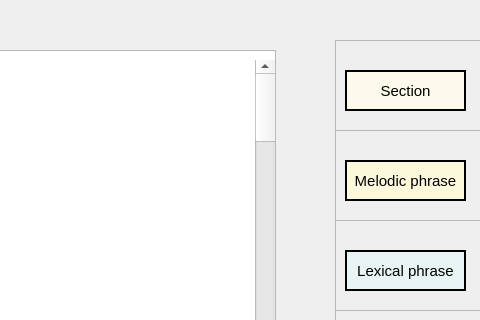
The window that ui/song-xml_editor.ui (uU-Uuu/song-xml-editor) describes before a commit, drawn with Qt 5; both pictures show x 125 to 605 and y 0 to 320 of the 1192 by 859 pixel window.
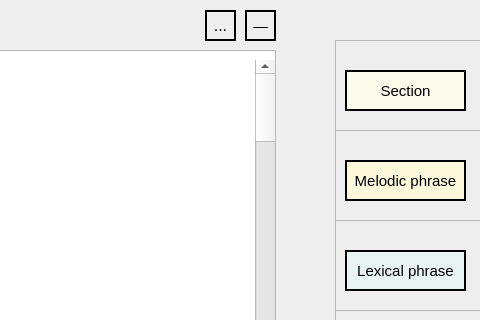
The same window after the commit.

Commit message: added delete node feature, started edit node feature

```diff
--- a/ui/song-xml_editor.ui
+++ b/ui/song-xml_editor.ui
@@ -1200,6 +1200,44 @@
      <string>Cancel</string>
     </property>
    </widget>
+   <widget class="QToolButton" name="deleteNodeBtn">
+    <property name="geometry">
+     <rect>
+      <x>370</x>
+      <y>10</y>
+      <width>31</width>
+      <height>31</height>
+     </rect>
+    </property>
+    <property name="styleSheet">
+     <string notr="true">font: 63 8pt &quot;Yu Mincho Demibold&quot;;
+font-size: 15px;
+border: 2px solid black;
+</string>
+    </property>
+    <property name="text">
+     <string>—</string>
+    </property>
+   </widget>
+   <widget class="QToolButton" name="saveTreeChangesBtn">
+    <property name="geometry">
+     <rect>
+      <x>330</x>
+      <y>10</y>
+      <width>31</width>
+      <height>31</height>
+     </rect>
+    </property>
+    <property name="styleSheet">
+     <string notr="true">font: 63 8pt &quot;Yu Mincho Demibold&quot;;
+font-size: 16px;
+border: 2px solid black;
+</string>
+    </property>
+    <property name="text">
+     <string>...</string>
+    </property>
+   </widget>
    <zorder>actionBtnsFrame</zorder>
    <zorder>restFrame</zorder>
    <zorder>syllableFrame</zorder>
```
Left out of the diff: 2 changed lines with no effect on the pictures. The commit also changes 4 other files.
